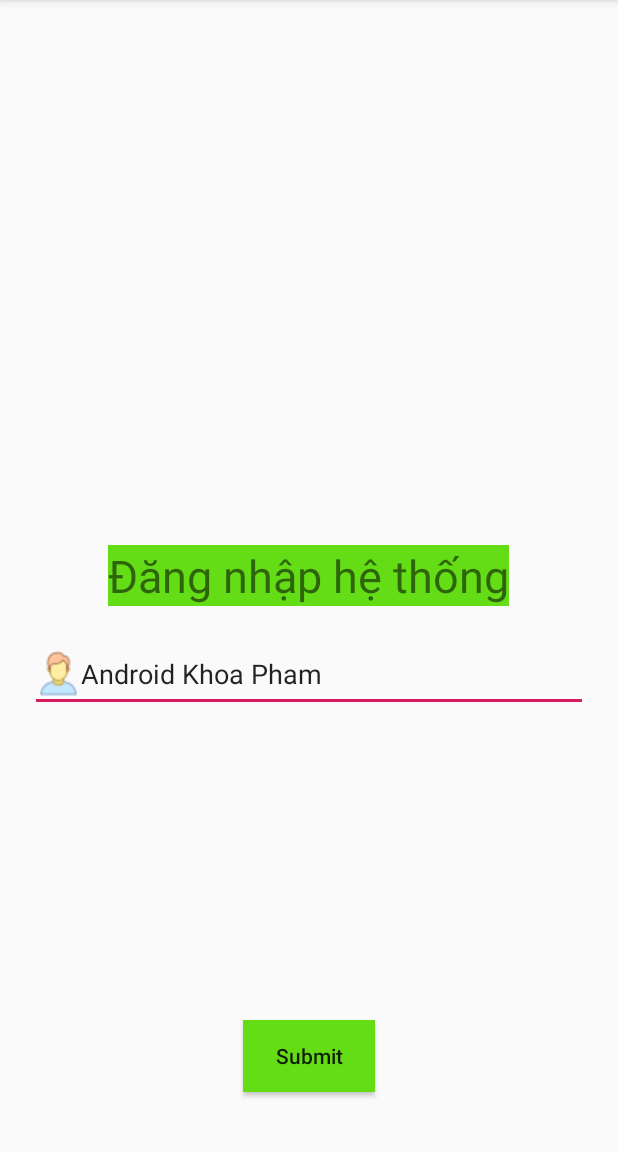
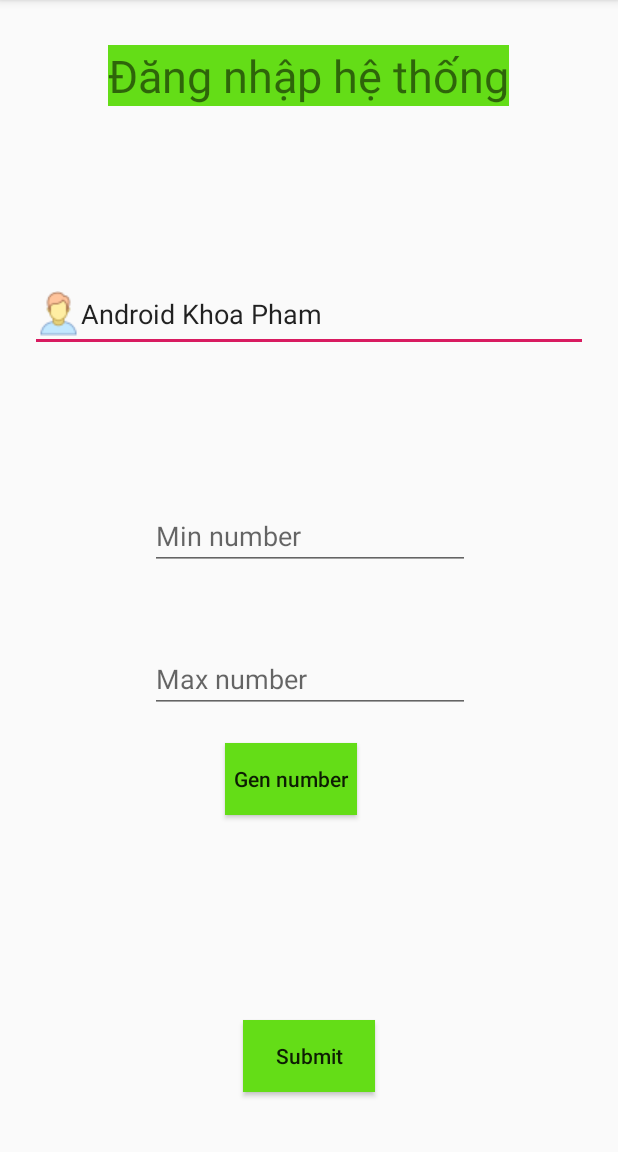
Before and after one commit to phongvt3110/EPayment-java-android, an Android app: the screen it shows after launch (MainActivity), on a phone screen of 412 x 824 dp, the part 84-1236 px from its top. Run offline under Robolectric (Android 15) with nearby library versions, the phone set to English and light mode, and no system bars.

Commit message:
bai21-22: Random number

```diff
--- a/app/src/main/java/org/ici/com/MainActivity.java
+++ b/app/src/main/java/org/ici/com/MainActivity.java
@@ -9,25 +9,49 @@ import android.widget.EditText;
 import android.widget.TextView;
 import android.widget.Toast;
 
+import java.util.Random;
+
 public class MainActivity extends AppCompatActivity {
     TextView txtNoidung;
     Button btnClick;
-    EditText editText;
+    EditText userName;
+    Button btnGen;
+    EditText minText;
+    EditText maxText;
     @Override
     protected void onCreate(Bundle savedInstanceState) {
         super.onCreate(savedInstanceState);
         setContentView(R.layout.activity_main);
-        txtNoidung = (TextView) findViewById(R.id.txtNoidung);
-        txtNoidung.setText("Đăng nhập hệ thống");
-        btnClick = (Button) findViewById(R.id.btnClick);
-        editText = (EditText) findViewById(R.id.username);
-        editText.setText("Android Khoa Pham");
+        init();
         btnClick.setOnClickListener(new View.OnClickListener() {
             @Override
             public void onClick(View view) {
                 txtNoidung.setText("Đang xử lý ...");
-                Toast.makeText(MainActivity.this, editText.getText().toString(), Toast.LENGTH_SHORT).show();
+            }
+        });
+        btnGen.setOnClickListener(new View.OnClickListener() {
+            @Override
+            public void onClick(View view) {
+                String ranNum = String.valueOf(randomnum(minText.getText().toString(), maxText.getText().toString()));
+                userName.setText(ranNum);
             }
         });
     }
+
+    private void init() {
+        txtNoidung = (TextView) findViewById(R.id.txtNoidung);
+        btnClick = (Button) findViewById(R.id.btnClick);
+        btnGen = findViewById(R.id.btnGen);
+        userName = (EditText) findViewById(R.id.username);
+        minText = findViewById(R.id.min);
+        maxText = findViewById(R.id.max);
+        userName.setText("Android Khoa Pham");
+    }
+    private int randomnum(String min, String max){
+        Random random = new Random();
+        int minnum = Integer.parseInt(min);
+        int maxnum = Integer.parseInt(max);
+        int rannum = random.nextInt(maxnum - minnum + 1) + minnum;
+        return rannum;
+    }
 }
--- a/app/src/main/res/layout/activity_main.xml
+++ b/app/src/main/res/layout/activity_main.xml
@@ -8,9 +8,10 @@
         android:layout_width="wrap_content"
         android:layout_height="wrap_content"
         android:background="#64DD17"
-        android:text="TextView"
-        android:layout_centerInParent="true"
-        android:textSize="30sp" />
+        android:text="Đăng nhập hệ thống"
+        android:textSize="30sp"
+        android:layout_marginTop="30dp"
+        android:layout_centerHorizontal="true"/>
 
     <Button
         android:id="@+id/btnClick"
@@ -31,10 +32,43 @@
         android:layout_alignParentStart="true"
         android:layout_alignParentEnd="true"
         android:layout_marginStart="20dp"
+        android:layout_marginTop="113dp"
+        android:layout_marginEnd="20dp"
+        android:drawableLeft="@drawable/icons_user_office_30"
+        android:ems="10"
+        android:hint="User name"
+        android:inputType="textPersonName" />
+
+    <EditText
+        android:id="@+id/min"
+        android:layout_width="wrap_content"
+        android:layout_height="wrap_content"
+        android:layout_below="@id/username"
+        android:layout_marginLeft="100dp"
+        android:layout_marginTop="100dp"
+        android:ems="10"
+        android:inputType="number"
+        android:hint="Min number"/>
+
+    <EditText
+        android:id="@+id/max"
+        android:layout_width="wrap_content"
+        android:layout_height="wrap_content"
+        android:ems="10"
+        android:inputType="number"
+        android:layout_below="@id/min"
+        android:layout_marginLeft="100dp"
+        android:layout_marginTop="50dp"
+        android:hint="Max number"/>
+
+    <Button
+        android:id="@+id/btnGen"
+        android:layout_width="wrap_content"
+        android:layout_height="wrap_content"
+        android:layout_below="@id/max"
+        android:layout_marginLeft="150dp"
         android:layout_marginTop="20dp"
-        android:layout_marginEnd="20dp"
-        android:ems="10"
-        android:inputType="textPersonName"
-        android:hint="User name"
-        android:drawableLeft="@drawable/icons_user_office_30"/>
+        android:background="#64DD17"
+        android:text="Gen number"
+        android:textAllCaps="false" />
 </RelativeLayout>
```
